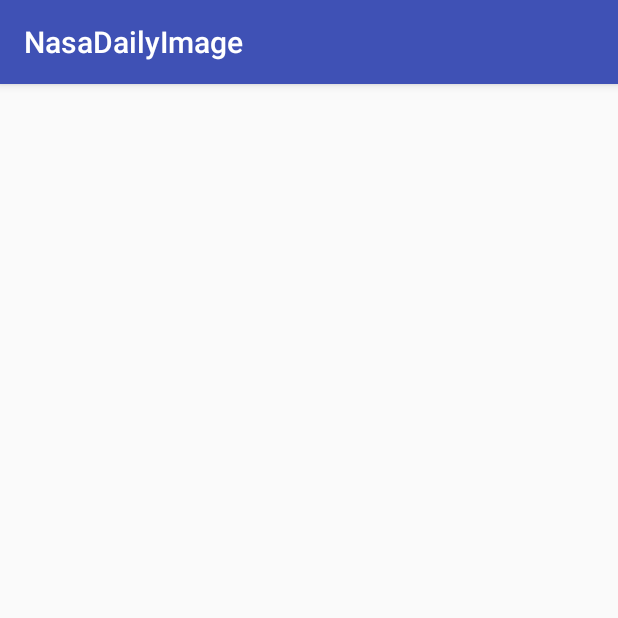
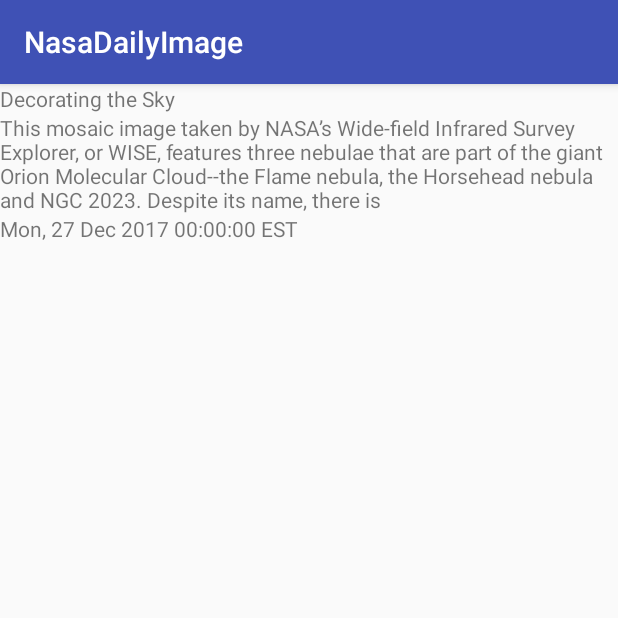
Before and after one commit to kicx/Head_First_Development, an Android app: the screen it shows after launch (MainActivity), on a phone screen of 412 x 824 dp, the top half of it. Run offline under Robolectric (Android 15) with nearby library versions, the phone set to English and light mode, and no system bars.

Commit message:
nested scroll view.

```diff
--- a/app/src/main/res/layout/activity_main.xml
+++ b/app/src/main/res/layout/activity_main.xml
@@ -1,10 +1,41 @@
 <?xml version="1.0" encoding="utf-8"?>
-<android.support.constraint.ConstraintLayout xmlns:android="http://schemas.android.com/apk/res/android"
+<ScrollView xmlns:android="http://schemas.android.com/apk/res/android"
+                  android:layout_width="fill_parent"
+                  android:layout_height="fill_parent">
+<LinearLayout
     xmlns:app="http://schemas.android.com/apk/res-auto"
     xmlns:tools="http://schemas.android.com/tools"
-    android:layout_width="match_parent"
-    android:layout_height="match_parent"
+    android:orientation="vertical"
+    android:layout_width="fill_parent"
+    android:layout_height="fill_parent"
     tools:context="com.dreams.foggy.nasadailyimage.MainActivity">
 
 
-</android.support.constraint.ConstraintLayout>
+
+    <TextView
+        android:id="@+id/imageTitle"
+        android:layout_width="wrap_content"
+        android:layout_height="wrap_content"
+        android:text="@string/test_image_title"/>
+
+    <TextView
+        android:id="@+id/imageDescription"
+        android:layout_width="wrap_content"
+        android:layout_height="wrap_content"
+        android:text="@string/test_image_description"
+        />
+
+    <ImageView
+    android:layout_width="wrap_content"
+    android:layout_height="wrap_content"
+    />
+
+    <TextView
+        android:id="@+id/imageDate"
+        android:layout_width="wrap_content"
+        android:layout_height="wrap_content"
+        android:text="@string/test_image_date"/>
+
+
+</LinearLayout>
+</ScrollView>
```
